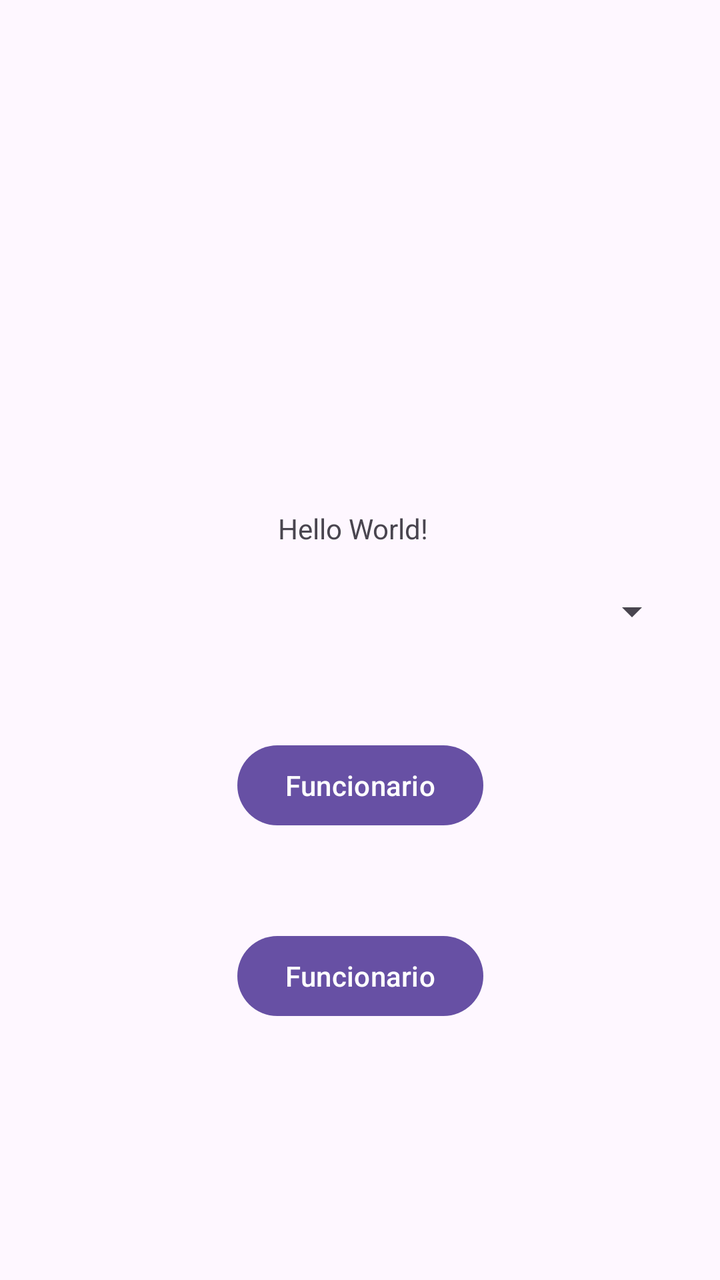
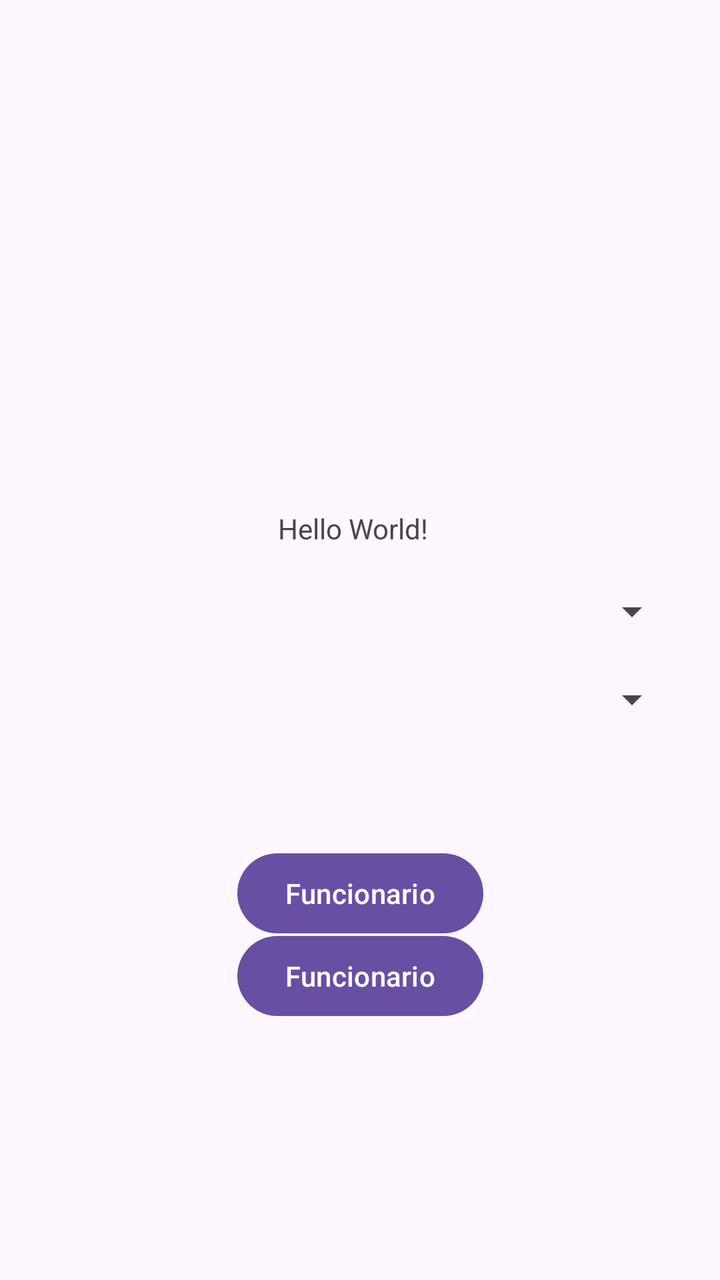

The first picture is an Android layout as it rendered before a commit; the second is the same layout after the commit. The layout source and the unified diff follow.
<!-- AndroidManifest.xml: application theme Theme.ProjectDroid_1220893_1241190 -->
<!-- res/layout/activity_main.xml -->
<?xml version="1.0" encoding="utf-8"?>
<androidx.constraintlayout.widget.ConstraintLayout
    xmlns:android="http://schemas.android.com/apk/res/android"

    xmlns:app="http://schemas.android.com/apk/res-auto"
    xmlns:tools="http://schemas.android.com/tools"
    android:id="@+id/main"
    android:layout_width="match_parent"
    android:layout_height="match_parent"
    tools:context=".MainActivity">

    <TextView
        android:id="@+id/textView"
        android:layout_width="wrap_content"
        android:layout_height="wrap_content"
        android:text="Hello World!"
        app:layout_constraintBottom_toBottomOf="parent"
        app:layout_constraintEnd_toEndOf="parent"
        app:layout_constraintHorizontal_bias="0.488"
        app:layout_constraintStart_toStartOf="parent"
        app:layout_constraintTop_toTopOf="parent"
        app:layout_constraintVertical_bias="0.41" />

    <Spinner
        android:id="@+id/spinnerTipo"
        android:layout_width="0dp"
        android:layout_height="wrap_content"
        android:layout_margin="20dp"
        android:layout_marginTop="40dp"
        app:layout_constraintEnd_toEndOf="parent"
        app:layout_constraintStart_toStartOf="parent"
        app:layout_constraintTop_toBottomOf="@id/textView" />

    <Button
        android:id="@+id/goTipos"
        android:layout_width="wrap_content"
        android:layout_height="wrap_content"
        android:text="Funcionario"
        app:layout_constraintBottom_toBottomOf="parent"
        app:layout_constraintEnd_toEndOf="parent"
        app:layout_constraintStart_toStartOf="parent"
        app:layout_constraintTop_toTopOf="parent"
        app:layout_constraintVertical_bias="0.623" />

    <Button
        android:id="@+id/goProduto"
        android:layout_width="wrap_content"
        android:layout_height="wrap_content"
        android:text="Funcionario"
        app:layout_constraintBottom_toBottomOf="parent"
        app:layout_constraintEnd_toEndOf="parent"
        app:layout_constraintStart_toStartOf="parent"
        app:layout_constraintTop_toTopOf="parent"
        app:layout_constraintVertical_bias="0.784" />


</androidx.constraintlayout.widget.ConstraintLayout>
<!-- resources referenced by this layout -->
<resources>
  <style name="Theme.ProjectDroid_1220893_1241190" parent="Base.Theme.ProjectDroid_1220893_1241190" />
  <style name="Base.Theme.ProjectDroid_1220893_1241190" parent="Theme.Material3.DayNight.NoActionBar">
          
          
      </style>
</resources>

<!-- the commit's change to res/layout/activity_main.xml (unified diff, before → after) -->
@@ -8,6 +8,7 @@
     android:layout_width="match_parent"
     android:layout_height="match_parent"
     tools:context=".MainActivity">
+
 
     <TextView
         android:id="@+id/textView"
@@ -31,6 +32,17 @@
         app:layout_constraintStart_toStartOf="parent"
         app:layout_constraintTop_toBottomOf="@id/textView" />
 
+    <Spinner
+        android:id="@+id/spinnerProduto"
+        android:layout_width="0dp"
+        android:layout_height="wrap_content"
+        android:layout_margin="20dp"
+        android:layout_marginTop="56dp"
+        app:layout_constraintEnd_toEndOf="parent"
+        app:layout_constraintStart_toStartOf="parent"
+        app:layout_constraintTop_toBottomOf="@id/spinnerTipo" />
+
+
     <Button
         android:id="@+id/goTipos"
         android:layout_width="wrap_content"
@@ -40,7 +52,7 @@
         app:layout_constraintEnd_toEndOf="parent"
         app:layout_constraintStart_toStartOf="parent"
         app:layout_constraintTop_toTopOf="parent"
-        app:layout_constraintVertical_bias="0.623" />
+        app:layout_constraintVertical_bias="0.714" />
 
     <Button
         android:id="@+id/goProduto"
